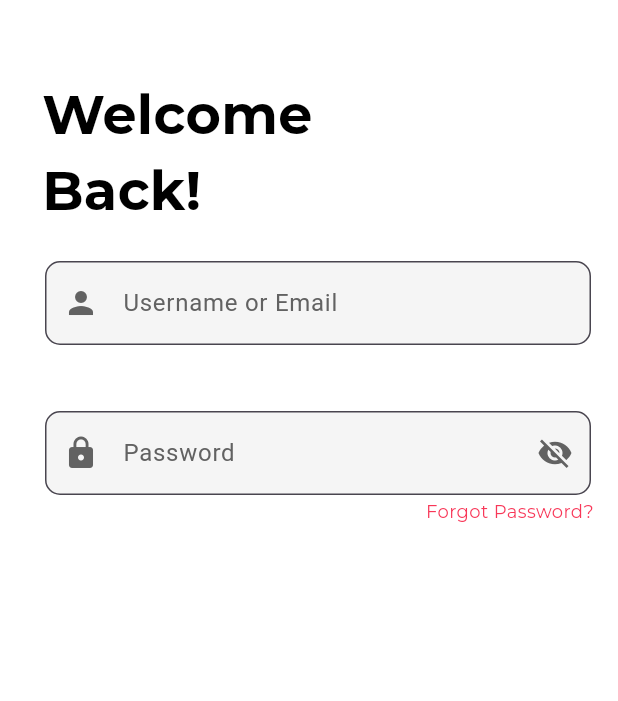
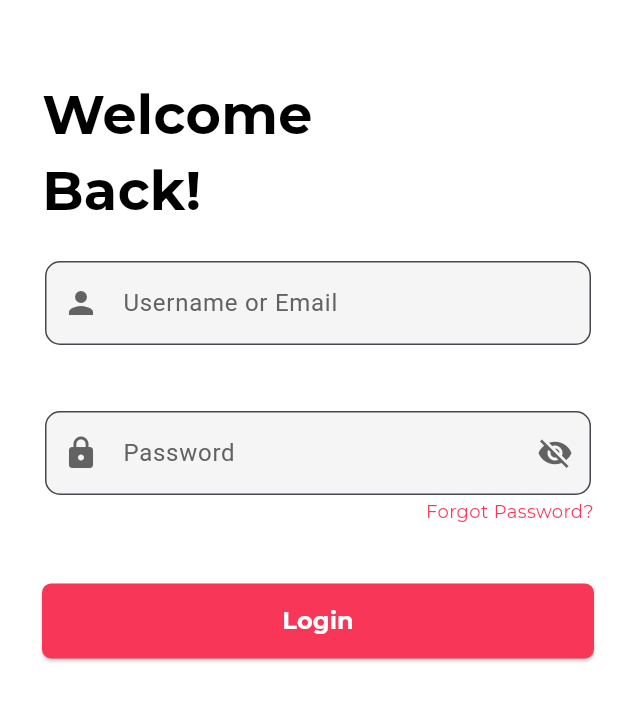
Before and after one commit to boypaida12/ecommerceapp, a Flutter app: the screen it shows after launch, on a phone screen of 412 x 824 dp. Shown: the top 701 px of the screen. Run offline on Flutter 3.47's test engine with Material 3 defaults, Android fonts, the phone set to English and light mode, and no system bars; our stand-ins replace dots_indicator, introduction_screen.

Commit message:
Set up login button

```diff
--- a/lib/onboarding_screens/onboarding_authentication/login.dart
+++ b/lib/onboarding_screens/onboarding_authentication/login.dart
@@ -81,7 +81,27 @@ class _LogInScreenState extends State<LogInScreen> {
                     color: Color(0xFFF83758),
                     fontSize: 12,
                   ),
-                )
+                ),
+                SizedBox(height: 40),
+                ElevatedButton(
+                  onPressed: () {},
+                  child: const Text(
+                    'Login',
+                    style: TextStyle(
+                        fontFamily: 'Montserrat',
+                        color: Colors.white,
+                        fontSize: 16,
+                        fontWeight: FontWeight.bold),
+                  ),
+                  style: ElevatedButton.styleFrom(
+                    backgroundColor: const Color(0xFFF83758),
+                    foregroundColor: Colors.white,
+                    minimumSize: const Size(double.infinity, 50),
+                    shape: RoundedRectangleBorder(
+                      borderRadius: BorderRadius.circular(6),
+                    ),
+                  ),
+                ),
               ],
             ),
           )),
```
